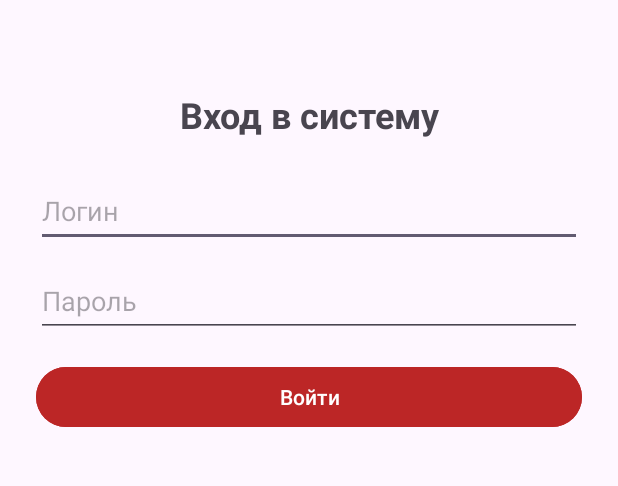
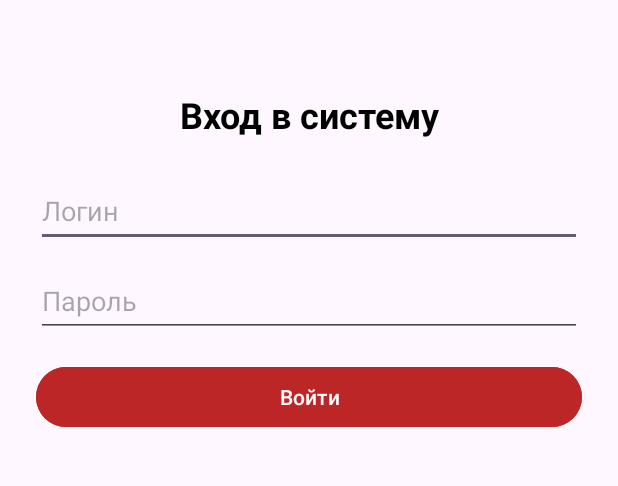
Before and after one commit to rutasan-prog/android-labs, an Android app: the screen it shows after launch (LoginActivity), on a phone screen of 412 x 824 dp, the part 405-891 px from its top. Run offline under Robolectric (Android 15) with nearby library versions, the phone set to English and light mode, and no system bars.

```diff
--- a/app/src/main/res/layout/activity_login_linear.xml
+++ b/app/src/main/res/layout/activity_login_linear.xml
@@ -8,58 +8,60 @@
         android:layout_width="match_parent"
         android:layout_height="wrap_content"
         android:orientation="vertical"
-        android:padding="24dp">
+        android:padding="@dimen/spacing_medium">
 
         <ImageView
             android:id="@+id/imageView"
             android:layout_width="match_parent"
-            android:layout_height="216dp"
-            android:layout_marginTop="30dip"
+            android:layout_height="@dimen/login_logo_height"
+            android:layout_marginTop="@dimen/spacing_large"
             app:srcCompat="@mipmap/ic_launcher_les_foreground" />
 
         <TextView
             android:id="@+id/tvTitle"
             android:layout_width="match_parent"
             android:layout_height="wrap_content"
-            android:layout_marginTop="60dip"
+            android:layout_marginTop="@dimen/spacing_xlarge"
             android:gravity="center_horizontal"
             android:text="@string/login_title"
-            android:textSize="24sp"
+            android:textColor="@color/login_text_primary"
+            android:textSize="@dimen/text_size_title"
             android:textStyle="bold" />
 
         <EditText
             android:id="@+id/etLogin"
             android:layout_width="match_parent"
             android:layout_height="wrap_content"
-            android:layout_marginTop="24dp"
+            android:layout_marginTop="@dimen/spacing_medium"
             android:hint="@string/hint_login"
             android:inputType="textEmailAddress"
-            android:minHeight="48dp"/>
+            android:minHeight="@dimen/input_min_height" />
 
         <EditText
             android:id="@+id/etPassword"
             android:layout_width="match_parent"
             android:layout_height="wrap_content"
-            android:layout_marginTop="12dp"
+            android:layout_marginTop="@dimen/spacing_xsmall"
             android:hint="@string/hint_password"
             android:inputType="textPassword"
-            android:minHeight="48dp"/>
+            android:minHeight="@dimen/input_min_height" />
 
         <Button
             android:id="@+id/btnSignIn"
             android:layout_width="match_parent"
             android:layout_height="wrap_content"
-            android:layout_marginTop="16dp"
-            android:backgroundTint="#BC2626"
-            android:text="@string/action_sign_in" />
+            android:layout_marginTop="@dimen/spacing_small"
+            android:backgroundTint="@color/login_button_background"
+            android:text="@string/action_sign_in"
+            android:textColor="@color/login_button_text" />
 
         <TextView
             android:id="@+id/tvLoginResult"
             android:layout_width="match_parent"
             android:layout_height="wrap_content"
-            android:layout_marginTop="16dp"
+            android:layout_marginTop="@dimen/spacing_small"
             android:gravity="center_horizontal"
-            android:textColor="@android:color/black"
-            android:textSize="18sp" />
+            android:textColor="@color/login_text_primary"
+            android:textSize="@dimen/text_size_body" />
     </LinearLayout>
 </ScrollView>
--- a/app/src/main/res/values/colors.xml
+++ b/app/src/main/res/values/colors.xml
@@ -2,4 +2,8 @@
 <resources>
     <color name="black">#FF000000</color>
     <color name="white">#FFFFFFFF</color>
+
+    <color name="login_button_background">#BC2626</color>
+    <color name="login_button_text">@color/white</color>
+    <color name="login_text_primary">@color/black</color>
 </resources>
--- /dev/null
+++ b/app/src/main/res/values/dimens.xml
@@ -0,0 +1,17 @@
+<?xml version="1.0" encoding="utf-8"?>
+<resources>
+    <dimen name="spacing_xsmall">12dp</dimen>
+    <dimen name="spacing_small">16dp</dimen>
+    <dimen name="spacing_medium">24dp</dimen>
+    <dimen name="spacing_large">30dp</dimen>
+    <dimen name="spacing_xlarge">60dp</dimen>
+
+    <dimen name="input_min_height">48dp</dimen>
+    <dimen name="login_logo_height">216dp</dimen>
+    <dimen name="login_logo_width_constraint">260dp</dimen>
+    <dimen name="login_logo_height_constraint">237dp</dimen>
+    <dimen name="login_title_top_offset">276dp</dimen>
+
+    <dimen name="text_size_title">24sp</dimen>
+    <dimen name="text_size_body">18sp</dimen>
+</resources>
```
Also changed, not shown: app/src/main/res/layout/activity_login_constraint.xml (+16 -14 lines).
